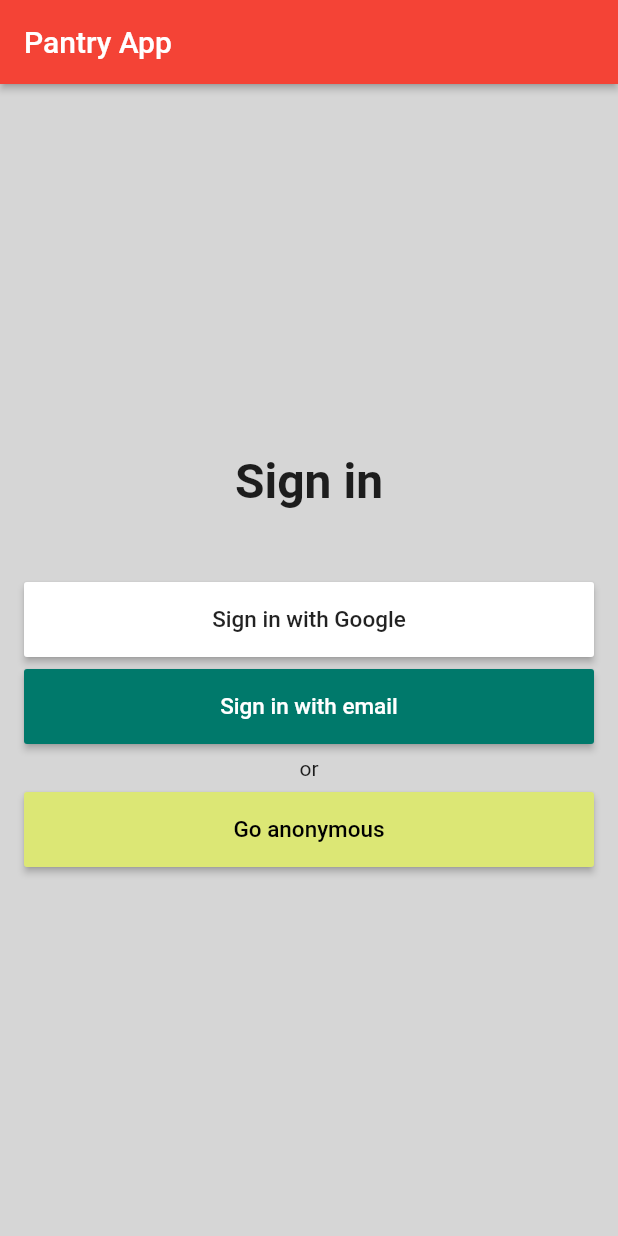
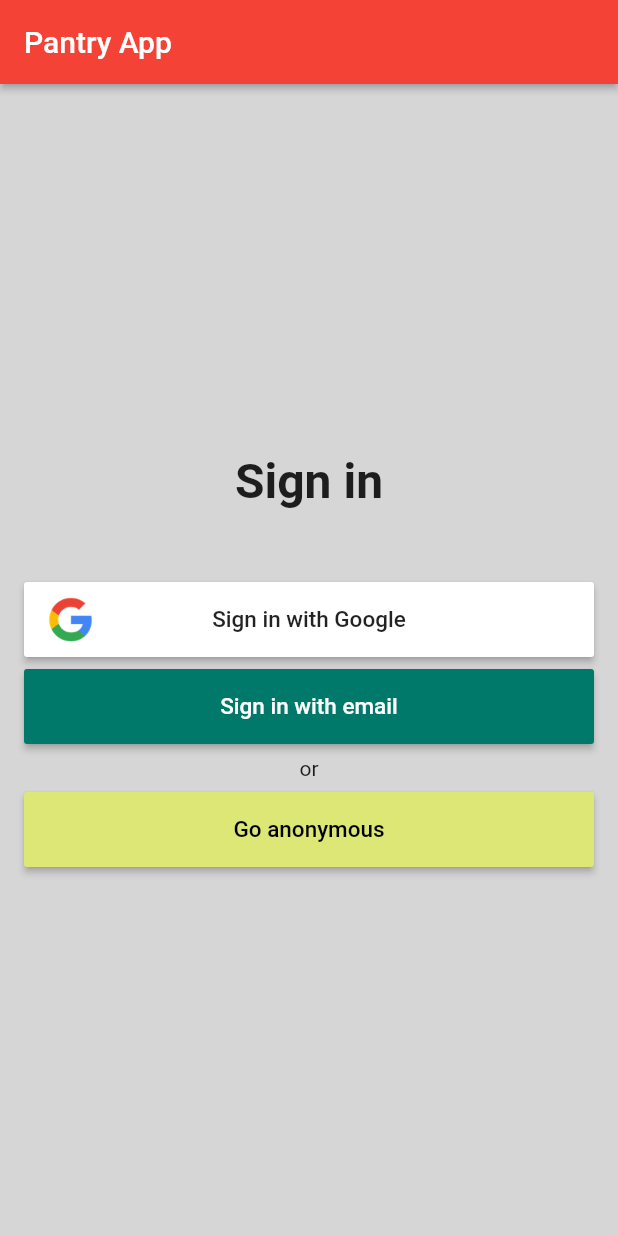
Before and after one commit to goodwijo/CIS350Project, a Flutter app: the screen it shows after launch, on a phone screen of 412 x 824 dp. Run offline on Flutter 3.47's test engine with Material 2 defaults, Android fonts, the phone set to English and light mode, and no system bars.

Commit message:
Created new custom widget for social sign in button and updated sign in page with new button

```diff
--- a/pantry_app/lib/app/sign_in/sign_in_page.dart
+++ b/pantry_app/lib/app/sign_in/sign_in_page.dart
@@ -1,6 +1,6 @@
 import 'package:flutter/material.dart';
 import 'package:pantry_app/app/sign_in/sign_in_button.dart';
-import 'package:pantry_app/common_widgets/custom_elevated_button.dart';
+import 'package:pantry_app/app/sign_in/social_sign_in_button.dart';
 
 class SignInPage extends StatelessWidget {
   const SignInPage({Key? key}) : super(key: key);
@@ -34,7 +34,8 @@ Widget _buildContent() {
           ),
         ),
         const SizedBox(height: 48.0),
-        SignInButton(
+        SocialSignInButton(
+          assetName: 'images/google-logo.png',
           text: 'Sign in with Google',
           textColor: Colors.black87,
           color: Colors.white,
--- /dev/null
+++ b/pantry_app/lib/app/sign_in/social_sign_in_button.dart
@@ -0,0 +1,32 @@
+import 'package:flutter/material.dart';
+import 'package:pantry_app/common_widgets/custom_elevated_button.dart';
+
+class SocialSignInButton extends CustomElevatedButton {
+  SocialSignInButton({
+    required String assetName,
+    required String text,
+    required Color color,
+    required Color textColor,
+    required VoidCallback onPressed,
+  }) : super(
+          child: Row(
+            mainAxisAlignment: MainAxisAlignment.spaceBetween,
+            children: <Widget>[
+              Image.asset(assetName),
+              Text(
+                text,
+                style: TextStyle(
+                  color: textColor,
+                  fontSize: 15.0,
+                ),
+              ),
+              Opacity(
+                opacity: 0.0,
+                child: Image.asset(assetName),
+              ),
+            ],
+          ),
+          color: color,
+          onPressed: onPressed,
+        );
+}
```
